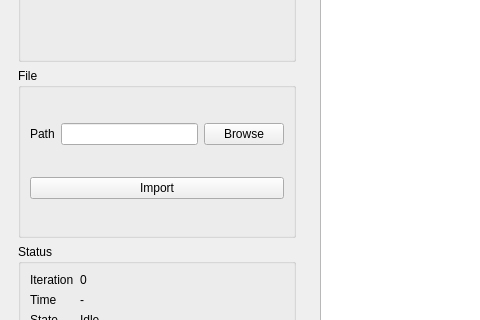
Qt form src/GUI/mainwindow.ui (mhps-null/Tucil1_13524053) before a commit; both pictures show x 0 to 480 and y 126 to 446 of the 913 by 636 pixel window.
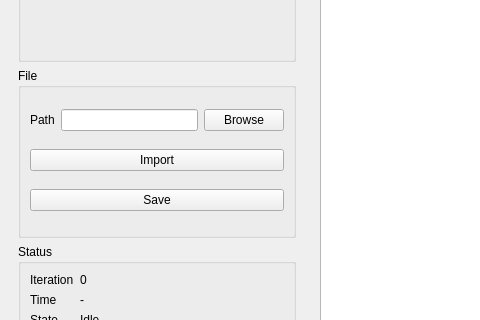
The same form after that commit.

```diff
--- a/src/GUI/mainwindow.ui
+++ b/src/GUI/mainwindow.ui
@@ -90,6 +90,13 @@
               </property>
              </widget>
             </item>
+            <item row="2" column="0" colspan="3">
+             <widget class="QPushButton" name="pushButtonSave">
+              <property name="text">
+               <string>Save</string>
+              </property>
+             </widget>
+            </item>
            </layout>
           </widget>
          </item>
```
